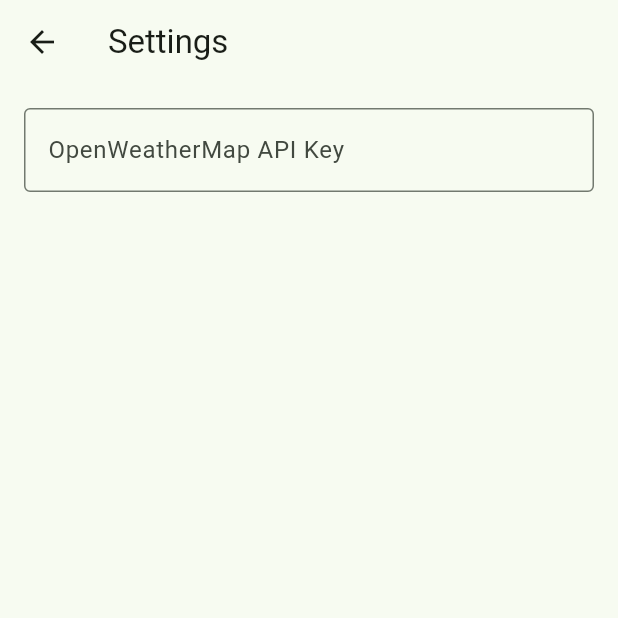
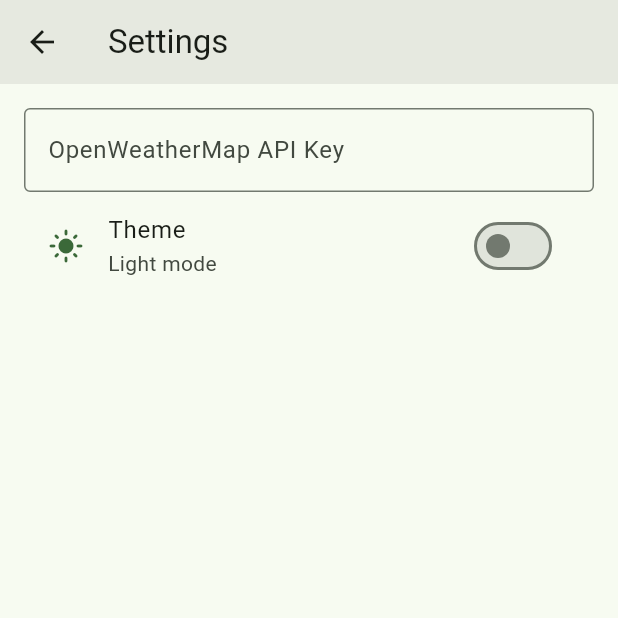
Before and after one commit to tunasoup/outdoor-clothing-picker, a Flutter app: the SettingsPage screen opened directly, on a phone screen of 412 x 824 dp, the top half of it. Run offline on Flutter 3.47's test engine with Material 3 defaults, Android fonts, the phone set to English and light mode, and no system bars; our stand-ins replace drift, drift_flutter, flutter_svg, geocoding, geolocator, shared_preferences; missing offline and left inert: universal_html; accounts and stored records are empty; generated files the repository leaves out were written again; statements that could not run were skipped.

Commit message:
Add theme selection to settings page

```diff
--- a/lib/backend/theme.dart
+++ b/lib/backend/theme.dart
@@ -13,6 +13,8 @@
   ThemeData _themeData = lightMode;
 
   ThemeData get themeData => _themeData;
+
+  bool get isDarkMode => _themeData == darkMode;
 
   set themeData(ThemeData themeData) {
     _themeData = themeData;
--- a/lib/pages/settings_page.dart
+++ b/lib/pages/settings_page.dart
@@ -1,5 +1,7 @@
 import 'package:flutter/material.dart';
+import 'package:outdoor_clothing_picker/backend/theme.dart';
 import 'package:outdoor_clothing_picker/backend/utils.dart';
+import 'package:provider/provider.dart';
 import 'package:shared_preferences/shared_preferences.dart';
 
 class SettingsPage extends StatefulWidget {
@@ -16,16 +18,20 @@
   @override
   void initState() {
     super.initState();
-    _loadApiKey();
+    _loadSettings();
   }
 
-  Future<void> _loadApiKey() async {
+  Future<void> _loadSettings() async {
     final prefs = await SharedPreferences.getInstance();
+
+    await Future.wait([_loadApiKey(prefs)]);
+
+    if (mounted) setState(() => _isLoading = false);
+  }
+
+  Future<void> _loadApiKey(SharedPreferences prefs) async {
     final savedKey = prefs.getString(PrefKeys.apiKeyOWM);
     _controller.text = savedKey ?? '';
-    setState(() {
-      _isLoading = false;
-    });
   }
 
   Future<void> _saveApiKey(String value) async {
@@ -33,22 +39,29 @@
     await prefs.setString(PrefKeys.apiKeyOWM, value);
   }
 
+  Widget _buildAPIKeyBox() {
+    return TextField(
+      controller: _controller,
+      decoration: const InputDecoration(
+        labelText: 'OpenWeatherMap API Key',
+        border: OutlineInputBorder(),
+      ),
+      onChanged: _saveApiKey,
+    );
+  }
+
   @override
   Widget build(BuildContext context) {
     return Scaffold(
-      appBar: AppBar(title: const Text('Settings')),
+      appBar: AppBar(
+        title: const Text('Settings'),
+        backgroundColor: Theme.of(context).colorScheme.surfaceContainerHigh,
+      ),
       body: _isLoading
           ? const Center(child: CircularProgressIndicator())
-          : Padding(
-              padding: const EdgeInsets.all(16.0),
-              child: TextField(
-                controller: _controller,
-                decoration: const InputDecoration(
-                  labelText: 'OpenWeatherMap API Key',
-                  border: OutlineInputBorder(),
-                ),
-                onChanged: _saveApiKey,
-              ),
+          : ListView(
+              padding: const EdgeInsets.all(16),
+              children: [_buildAPIKeyBox(), const ThemeSelectorTile()],
             ),
     );
   }
@@ -59,3 +72,31 @@
     super.dispose();
   }
 }
+
+class ThemeSelectorTile extends StatelessWidget {
+  const ThemeSelectorTile({super.key});
+
+  @override
+  Widget build(BuildContext context) {
+    final themeProvider = context.watch<ThemeProvider>();
+    final isDarkMode = themeProvider.isDarkMode;
+
+    return ListTile(
+      leading: Icon(
+        isDarkMode ? Icons.dark_mode : Icons.light_mode,
+        color: Theme.of(context).colorScheme.primary,
+      ),
+      title: const Text('Theme'),
+      subtitle: Text(isDarkMode ? 'Dark mode' : 'Light mode'),
+      trailing: Switch.adaptive(
+        value: isDarkMode,
+        onChanged: (_) async {
+          await Provider.of<ThemeProvider>(context, listen: false).toggleTheme();
+        },
+      ),
+      onTap: () async {
+        await Provider.of<ThemeProvider>(context, listen: false).toggleTheme();
+      },
+    );
+  }
+}
```
